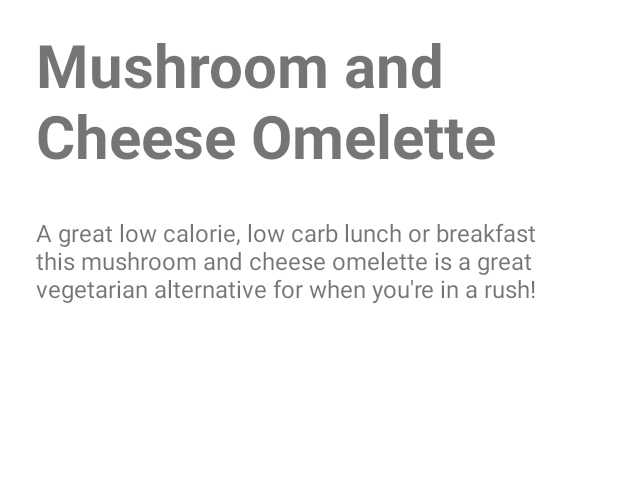
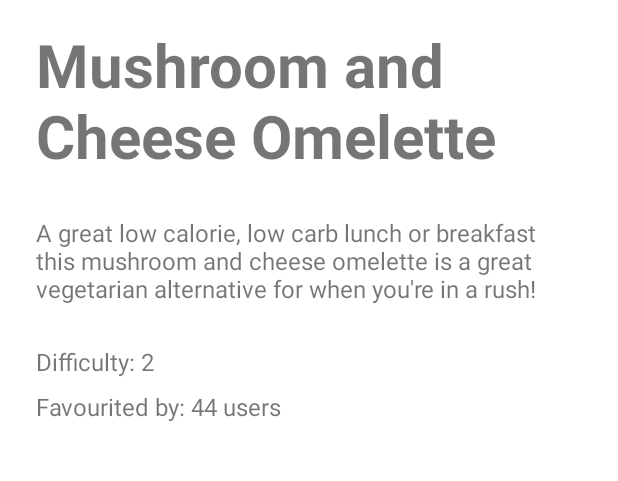
Before and after one commit to David-Briffa/CIS2208MCFoodForge, an Android app: the screen it shows after launch (RecipeDetailsActivity), after a tap on an icon or button, on a phone screen of 412 x 824 dp, the part 375-856 px from its top. Run offline under Robolectric (Android 15) with nearby library versions, the phone set to English and light mode, and no system bars; our stand-ins replace navigation-ui.

Commit message:
fixed ints not appearing in intents

```diff
--- a/app/src/main/java/com/example/cis2208mcfoodforge/RecipeDetailsActivity.java
+++ b/app/src/main/java/com/example/cis2208mcfoodforge/RecipeDetailsActivity.java
@@ -5,6 +5,8 @@ import android.os.Bundle;
 import android.widget.ImageView;
 import android.widget.TextView;
 import androidx.appcompat.app.AppCompatActivity;
+
+import com.bumptech.glide.Glide;
 
 
 public class RecipeDetailsActivity extends AppCompatActivity {
@@ -26,22 +28,23 @@ public class RecipeDetailsActivity extends AppCompatActivity {
         //getting food details from extras
         String foodName = intent.getStringExtra("recipeName");
         String foodDescription = intent.getStringExtra("description");
-        String favouriteCount = intent.getStringExtra("favouriteCount");
-        String foodImageId = intent.getStringExtra("id");
-        String difficulty = intent.getStringExtra("difficulty");
+        int favouriteCount = intent.getIntExtra("favouriteCount", 0); // default value 0
+        int foodImageId = intent.getIntExtra("id", 0);
+        int difficulty = intent.getIntExtra("difficulty",0);
 
-        imageView = findViewById(R.id.recipeImageView);
+        //imageView = findViewById(R.id.recipeImageView);
         recipeNameView = findViewById(R.id.recipeNameTextView);
         recipeDescriptionView = findViewById(R.id.recipeDescriptionTextView);
         recipeDifficultyView = findViewById(R.id.recipeDifficultyTextView);
         favouriteCountView = findViewById(R.id.favouriteCountTextView);
 
-
-        //assigning the content
         recipeNameView.setText(foodName);
         recipeDescriptionView.setText(foodDescription);
-        recipeDifficultyView.setText(difficulty);
-        favouriteCountView.setText(favouriteCount);
+        recipeDifficultyView.setText("Difficulty: " + difficulty);
+        favouriteCountView.setText("Favourited by: " + favouriteCount + " users");
+
+// Load the image using Glide or any other image loading library
+        //Glide.with(this).load(foodImageId).into(imageView);
     }
 
 
--- a/app/src/main/java/com/example/cis2208mcfoodforge/ui/discover/DiscoverAdapter.java
+++ b/app/src/main/java/com/example/cis2208mcfoodforge/ui/discover/DiscoverAdapter.java
@@ -105,9 +105,7 @@ public class DiscoverAdapter extends RecyclerView.Adapter<DiscoverAdapter.Recipe
                     intent.putExtra("favouriteCount", selectedRecipe.getFavourite_count());
                     intent.putExtra("id", selectedRecipe.getRecipe_id());
                     intent.putExtra("difficulty", selectedRecipe.getDifficulty());
-                    System.out.println(selectedRecipe.getDifficulty() + " HELLLOOOOO ");
-                    System.out.println(selectedRecipe.getFavourite_count());
-                    System.out.println(selectedRecipe.getRecipe_id());
+
                     // Launch the new activity
                     context.startActivity(intent);
                 }
```
Also changed, not shown: app/src/main/java/com/example/cis2208mcfoodforge/RecipeDetailsAdapter.java (deleted, +0 -103 lines).
